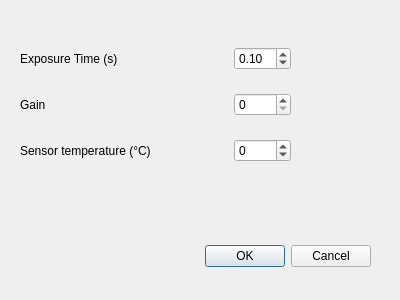
First picture: the form in gui/fluorescence_microscopy/ui_camera_settings.ui, repository fbarho/qudi-cbs, before the edit.
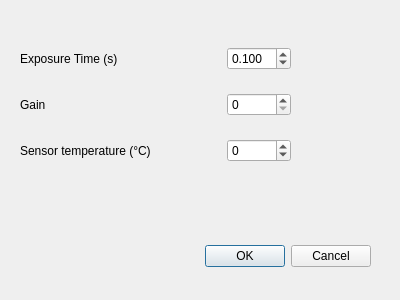
Second picture: the form after the edit.

What changed in the file:
```diff
--- a/gui/fluorescence_microscopy/ui_camera_settings.ui
+++ b/gui/fluorescence_microscopy/ui_camera_settings.ui
@@ -48,6 +48,9 @@
     </item>
     <item row="0" column="1">
      <widget class="QDoubleSpinBox" name="exposure_doubleSpinBox">
+      <property name="decimals">
+       <number>3</number>
+      </property>
       <property name="singleStep">
        <double>0.100000000000000</double>
       </property>
```
